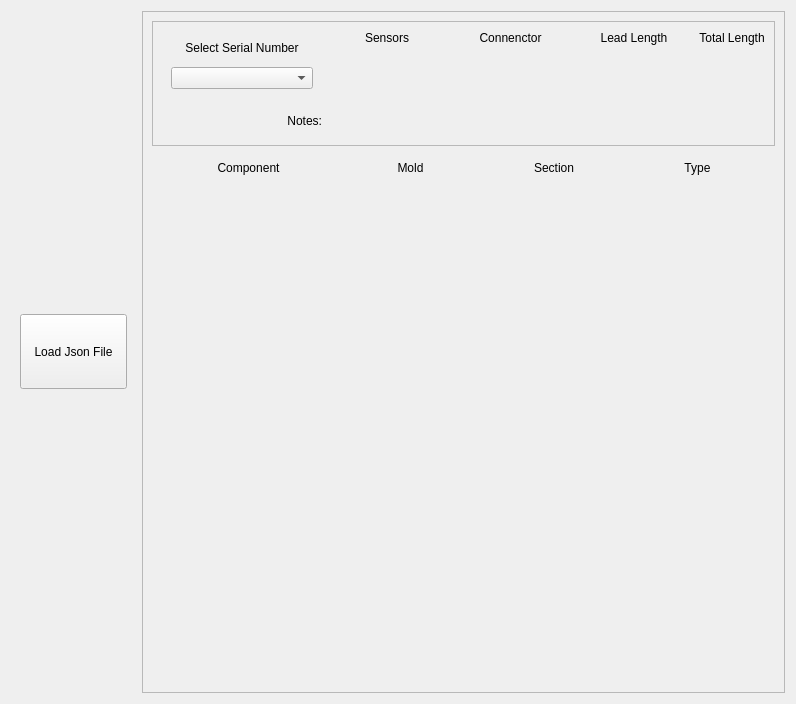
beadedstream/cable-builder, file ui/tabs/details_tab.ui: the form before one commit.
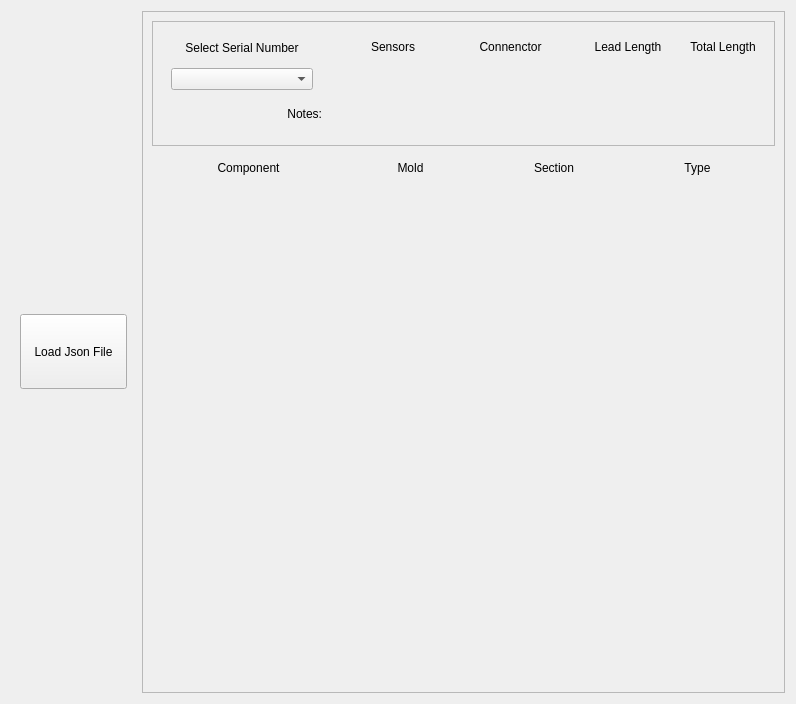
The form after the commit.

Diff of the .ui file:
```diff
--- a/ui/tabs/details_tab.ui
+++ b/ui/tabs/details_tab.ui
@@ -163,39 +163,13 @@
            </rect>
           </property>
           <layout class="QGridLayout" name="gridLayout">
-           <item row="0" column="1">
-            <widget class="QLabel" name="sensor_num_label">
-             <property name="minimumSize">
-              <size>
-               <width>75</width>
-               <height>0</height>
-              </size>
-             </property>
-             <property name="text">
-              <string>Sensors</string>
-             </property>
-             <property name="alignment">
-              <set>Qt::AlignHCenter|Qt::AlignTop</set>
-             </property>
-            </widget>
-           </item>
            <item row="2" column="0">
             <widget class="QLabel" name="note_label">
              <property name="text">
               <string>Notes:</string>
              </property>
              <property name="alignment">
-              <set>Qt::AlignRight|Qt::AlignTrailing|Qt::AlignVCenter</set>
-             </property>
-            </widget>
-           </item>
-           <item row="1" column="2">
-            <widget class="QLabel" name="connector_text">
-             <property name="text">
-              <string/>
-             </property>
-             <property name="alignment">
-              <set>Qt::AlignHCenter|Qt::AlignTop</set>
+              <set>Qt::AlignRight|Qt::AlignTop|Qt::AlignTrailing</set>
              </property>
             </widget>
            </item>
@@ -210,7 +184,7 @@
              <property name="minimumSize">
               <size>
                <width>160</width>
-               <height>50</height>
+               <height>70</height>
               </size>
              </property>
              <layout class="QVBoxLayout" name="verticalLayout">
@@ -249,23 +223,31 @@
              </layout>
             </widget>
            </item>
-           <item row="1" column="1">
-            <widget class="QLabel" name="sensor_num_text">
-             <property name="text">
-              <string/>
-             </property>
-             <property name="alignment">
-              <set>Qt::AlignHCenter|Qt::AlignTop</set>
-             </property>
-            </widget>
-           </item>
-           <item row="2" column="1" colspan="3">
+           <item row="2" column="1" colspan="5">
             <widget class="QLabel" name="note_text">
              <property name="text">
               <string/>
              </property>
+             <property name="alignment">
+              <set>Qt::AlignLeading|Qt::AlignLeft|Qt::AlignTop</set>
+             </property>
             </widget>
            </item>
+           <item row="0" column="1" rowspan="2" colspan="5">
+            <widget class="QWidget" name="widget_4" native="true">
+             <property name="sizePolicy">
+              <sizepolicy hsizetype="Preferred" vsizetype="Preferred">
+               <horstretch>0</horstretch>
+               <verstretch>0</verstretch>
+              </sizepolicy>
+             </property>
+             <property name="minimumSize">
+              <size>
+               <width>0</width>
+               <height>0</height>
+              </size>
+             </property>
+             <layout class="QGridLayout" name="gridLayout_3">
            <item row="0" column="3">
             <widget class="QLabel" name="lead_label">
              <property name="text">
@@ -276,32 +258,6 @@
              </property>
             </widget>
            </item>
-           <item row="0" column="2">
-            <widget class="QLabel" name="connector_label">
-             <property name="minimumSize">
-              <size>
-               <width>100</width>
-               <height>0</height>
-              </size>
-             </property>
-             <property name="text">
-              <string>Connenctor</string>
-             </property>
-             <property name="alignment">
-              <set>Qt::AlignHCenter|Qt::AlignTop</set>
-             </property>
-            </widget>
-           </item>
-           <item row="1" column="3">
-            <widget class="QLabel" name="lead_text">
-             <property name="text">
-              <string/>
-             </property>
-             <property name="alignment">
-              <set>Qt::AlignHCenter|Qt::AlignTop</set>
-             </property>
-            </widget>
-           </item>
            <item row="0" column="4">
             <widget class="QLabel" name="total_length_label">
              <property name="sizePolicy">
@@ -324,6 +280,48 @@
              </property>
             </widget>
            </item>
+              <item row="0" column="0">
+               <widget class="QLabel" name="sensor_num_label">
+                <property name="minimumSize">
+                 <size>
+                  <width>75</width>
+                  <height>0</height>
+                 </size>
+                </property>
+                <property name="text">
+                 <string>Sensors</string>
+                </property>
+                <property name="alignment">
+                 <set>Qt::AlignHCenter|Qt::AlignTop</set>
+                </property>
+               </widget>
+              </item>
+              <item row="0" column="2">
+               <widget class="QLabel" name="connector_label">
+                <property name="minimumSize">
+                 <size>
+                  <width>100</width>
+                  <height>0</height>
+                 </size>
+                </property>
+                <property name="text">
+                 <string>Connenctor</string>
+                </property>
+                <property name="alignment">
+                 <set>Qt::AlignHCenter|Qt::AlignTop</set>
+                </property>
+               </widget>
+              </item>
+              <item row="1" column="0">
+               <widget class="QLabel" name="sensor_num_text">
+                <property name="text">
+                 <string/>
+                </property>
+                <property name="alignment">
+                 <set>Qt::AlignHCenter|Qt::AlignTop</set>
+                </property>
+               </widget>
+              </item>
            <item row="1" column="4">
             <widget class="QLabel" name="total_length_text">
              <property name="text">
@@ -332,6 +330,29 @@
              <property name="alignment">
               <set>Qt::AlignHCenter|Qt::AlignTop</set>
              </property>
+               </widget>
+              </item>
+              <item row="1" column="3">
+               <widget class="QLabel" name="lead_text">
+                <property name="text">
+                 <string/>
+                </property>
+                <property name="alignment">
+                 <set>Qt::AlignHCenter|Qt::AlignTop</set>
+                </property>
+               </widget>
+              </item>
+              <item row="1" column="2">
+               <widget class="QLabel" name="connector_text">
+                <property name="text">
+                 <string/>
+                </property>
+                <property name="alignment">
+                 <set>Qt::AlignHCenter|Qt::AlignTop</set>
+                </property>
+               </widget>
+              </item>
+             </layout>
             </widget>
            </item>
           </layout>
```
Lines whose indentation alone changed are shown as unchanged.
